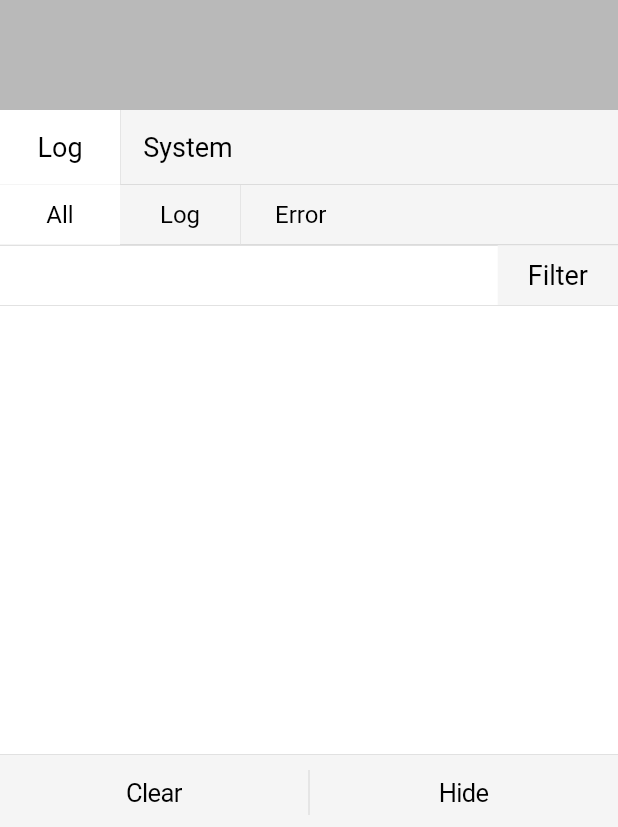
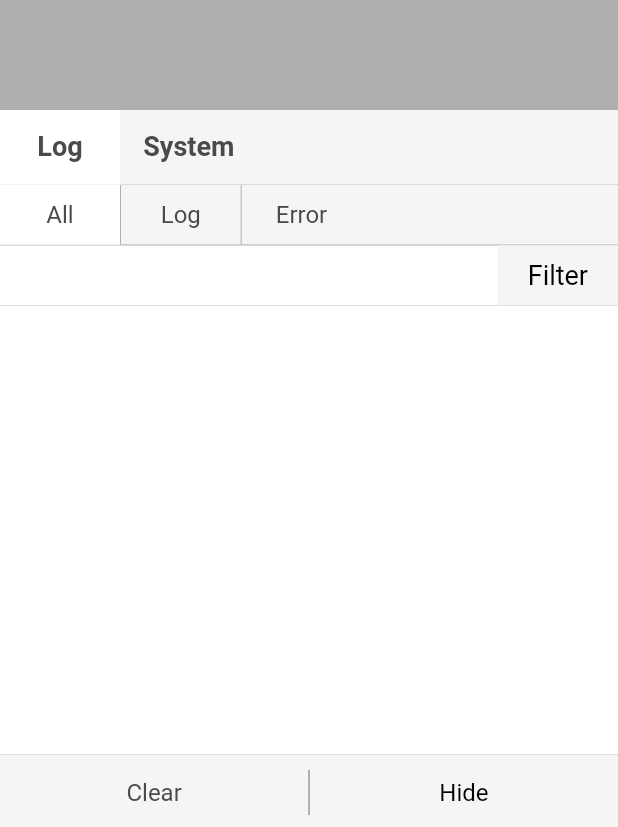
Before and after one commit to fluttercandies/fconsole, a Flutter app: the ConsolePanel widget shown alone on an empty page, opened directly with empty values, on a phone screen of 412 x 824 dp. Shown: the part 406-1233 px from the top of the screen. Run offline on Flutter 3.47's test engine with Material 2 defaults, Android fonts, the phone set to English and light mode, and no system bars; drawn by our look-alikes of oktoast; our stand-ins replace device_info, sensors.

Commit message:
[0.0.2]🌼Style: 规范了代码格式，统一了颜色和文字样式

```diff
--- a/example/lib/main.dart
+++ b/example/lib/main.dart
@@ -47,7 +47,7 @@ class _MyAppState extends State<MyApp> {
 //                    );
 //                  }));
                   FConsole.log("asdadasd");
-                  showToast("1213123");
+                  // showToast("1213123");
                 },
                 child: Center(
                   child: Text('Running on: $_platformVersion\n'),
--- a/lib/src/core/fconsole.dart
+++ b/lib/src/core/fconsole.dart
@@ -79,16 +79,17 @@ class FConsole {
     }
   }
 
-  List<Log> logs(int currentLogIndex) {
-    if (currentLogIndex == 0) {
+  List<Log> logs(int logType) {
+    if (logType == 0) {
       return allLog;
     }
-    if (currentLogIndex == 1) {
+    if (logType == 1) {
       return verboselog;
     }
-    if (currentLogIndex == 2) {
+    if (logType == 2) {
       return errorLog;
     }
+    return null;
   }
 
   static error(dynamic error) {
--- /dev/null
+++ b/lib/src/style/color.dart
@@ -0,0 +1,22 @@
+import 'dart:ui';
+
+import 'package:flutter/material.dart';
+
+class ColorPlate {
+  // 基础色
+  static const Color white = Colors.white;
+  static const Color black = Colors.black;
+  static const Color clear = const Color(0);
+  // 层次灰色
+  static const Color darkGray = const Color(0xff4A4A4A);
+  static const Color gray = const Color(0xff9B9B9B);
+  static const Color lightGray = const Color(0xfff5f5f4);
+  //
+  // 专属色
+  //
+  static const Color mainGold = const Color(0xff86736A);
+  static const Color red = const Color(0xffF24C61);
+  static const Color blue = const Color(0xff4A90E2);
+  static const Color green = const Color(0xff37C628);
+  static const Color orange = const Color(0xFFFF9800);
+}
--- /dev/null
+++ b/lib/src/style/size.dart
@@ -0,0 +1,7 @@
+class SysSize {
+  static const double huge = 24;
+  static const double big = 18;
+  static const double normal = 16;
+  static const double small = 14;
+  static const double tiny = 12;
+}
--- /dev/null
+++ b/lib/src/style/text.dart
@@ -0,0 +1,111 @@
+import 'color.dart';
+import 'size.dart';
+import 'package:flutter/material.dart';
+
+class StandardTextStyle {
+  static const TextStyle big = TextStyle(
+    fontWeight: FontWeight.w600,
+    fontSize: SysSize.big,
+    color: ColorPlate.darkGray,
+    height: 1.2,
+    inherit: true,
+  );
+  static const TextStyle normalW = TextStyle(
+    fontWeight: FontWeight.w600,
+    fontSize: SysSize.normal,
+    color: ColorPlate.darkGray,
+    height: 1.2,
+    inherit: true,
+  );
+  static const TextStyle normal = TextStyle(
+    fontWeight: FontWeight.normal,
+    fontSize: SysSize.normal,
+    color: ColorPlate.darkGray,
+    height: 1.2,
+    inherit: true,
+  );
+  static const TextStyle small = TextStyle(
+    fontWeight: FontWeight.normal,
+    fontSize: SysSize.small,
+    color: ColorPlate.gray,
+    height: 1.4,
+    inherit: true,
+  );
+}
+
+class StText extends StatelessWidget {
+  final String text;
+  final TextStyle style;
+  final TextStyle defaultStyle;
+  final bool enableOffset;
+  final int maxLines;
+
+  const StText({
+    Key key,
+    this.text,
+    this.style,
+    this.defaultStyle,
+    this.enableOffset: false,
+    this.maxLines,
+  }) : super(key: key);
+
+  const StText.small(
+    String text, {
+    Key key,
+    TextStyle style,
+    bool enableOffset,
+    int maxLines,
+  }) : this(
+          key: key,
+          text: text,
+          style: style,
+          defaultStyle: StandardTextStyle.small,
+          enableOffset: enableOffset,
+          maxLines: maxLines,
+        );
+
+  const StText.normal(
+    String text, {
+    Key key,
+    TextStyle style,
+    bool enableOffset,
+    int maxLines,
+  }) : this(
+          key: key,
+          text: text,
+          style: style,
+          defaultStyle: StandardTextStyle.normal,
+          enableOffset: enableOffset,
+          maxLines: maxLines,
+        );
+
+  const StText.big(
+    String text, {
+    Key key,
+    TextStyle style,
+    bool enableOffset,
+    int maxLines,
+  }) : this(
+          key: key,
+          text: text,
+          style: style,
+          defaultStyle: StandardTextStyle.big,
+          enableOffset: enableOffset,
+          maxLines: maxLines,
+        );
+
+  @override
+  Widget build(BuildContext context) {
+    var finalText = text;
+    return Container(
+      child: DefaultTextStyle(
+        style: defaultStyle,
+        child: Text(
+          finalText,
+          maxLines: maxLines ?? 5,
+          style: style,
+        ),
+      ),
+    );
+  }
+}
--- a/lib/src/widget/console.dart
+++ b/lib/src/widget/console.dart
@@ -3,6 +3,8 @@ import 'dart:io';
 import 'dart:ui';
 import 'package:fconsole/src/core/fconsole.dart';
 import 'package:fconsole/src/core/log.dart';
+import 'package:fconsole/src/style/color.dart';
+import 'package:fconsole/src/style/text.dart';
 import 'package:flutter/cupertino.dart';
 import 'package:flutter/material.dart';
 import 'package:device_info/device_info.dart';
@@ -122,8 +124,8 @@ class _ConsoleWidgetState extends State<ConsoleWidget> {
         data: MediaQueryData.fromWindow(window).removePadding(removeTop: true),
         child: Material(
           child: OKToast(
-            textPadding: EdgeInsets.symmetric(horizontal: 20, vertical: 10),
-            textStyle: TextStyle(fontSize: 16, color: Colors.white),
+            radius: 4,
+            backgroundColor: ColorPlate.black.withOpacity(0.6),
             child: _ConsoleTheme(
               consoleBtn: widget.consoleBtn,
               consolePosition: widget.consolePosition,
--- a/lib/src/widget/console_container.dart
+++ b/lib/src/widget/console_container.dart
@@ -7,11 +7,7 @@ Widget _consoleBtn() {
       borderRadius: BorderRadius.circular(3),
       color: Colors.green,
     ),
-    child: Text(
-      "Console",
-      style: TextStyle(
-          color: Colors.white, fontSize: 16, decoration: TextDecoration.none),
-    ),
+    child: StText.normal('Console'),
   );
 }
 
--- a/lib/src/widget/console_panel.dart
+++ b/lib/src/widget/console_panel.dart
@@ -14,8 +14,111 @@ class _ConsolePanelState extends State<ConsolePanel> {
 
   @override
   Widget build(BuildContext context) {
+    var topOpViews = Container(
+      height: 50,
+      decoration: BoxDecoration(
+        color: ColorPlate.lightGray,
+        border: Border(
+          bottom: BorderSide(color: ColorPlate.gray, width: 0.2),
+        ),
+      ),
+      child: Row(
+        crossAxisAlignment: CrossAxisAlignment.center,
+        children: <Widget>[
+          Container(
+            width: 80,
+            color: currentIndex == 0 ? ColorPlate.white : ColorPlate.clear,
+            padding: EdgeInsets.symmetric(horizontal: 15),
+            child: GestureDetector(
+              onTap: () {
+                if (currentIndex != 0) {
+                  currentIndex = 0;
+                  setState(() {});
+                }
+              },
+              behavior: HitTestBehavior.translucent,
+              child: Center(
+                child: StText.big('Log'),
+              ),
+            ),
+          ),
+          Container(
+            width: 0.5,
+            height: double.infinity,
+            color: ColorPlate.lightGray,
+          ),
+          Container(
+            color: currentIndex == 1 ? ColorPlate.white : ColorPlate.clear,
+            padding: EdgeInsets.symmetric(horizontal: 15),
+            child: GestureDetector(
+              onTap: () {
+                if (currentIndex != 1) {
+                  currentIndex = 1;
+                  setState(() {});
+                }
+              },
+              behavior: HitTestBehavior.translucent,
+              child: Center(
+                child: StText.big("System"),
+              ),
+            ),
+          ),
+        ],
+      ),
+    );
+    var bottomOpViews = Container(
+      width: double.infinity,
+      padding: EdgeInsets.only(
+          bottom: MediaQueryData.fromWindow(window).padding.bottom),
+      decoration: BoxDecoration(
+        color: ColorPlate.lightGray,
+        border: Border(
+          top: BorderSide(color: ColorPlate.gray, width: 0.2),
+        ),
+      ),
+      child: Container(
+        height: 50,
+        child: Row(
+          crossAxisAlignment: CrossAxisAlignment.center,
+          children: <Widget>[
+            Expanded(
+              child: CupertinoButton(
+                padding: EdgeInsets.zero,
+                onPressed: () {
+                  if (currentIndex == 0) {
+                    FConsole.instance.clear();
+                  }
+                },
+                child: Center(
+                  child: StText.normal("Clear"),
+                ),
+              ),
+            ),
+            Container(
+              width: 1,
+              height: 30,
+              color: ColorPlate.gray,
+            ),
+            Expanded(
+              child: CupertinoButton(
+                onPressed: () {
+                  widget.onHideTap?.call();
+                },
+                padding: EdgeInsets.zero,
+                child: Center(
+                  child: StText.normal(
+                    "Hide",
+                    style: TextStyle(color: ColorPlate.black),
+                  ),
+                ),
+              ),
+            ),
+          ],
+        ),
+      ),
+    );
     return Material(
-      color: Colors.black26,
+      color: ColorPlate.black.withOpacity(0.3),
       child: GestureDetector(
         onTap: () {
           FocusScope.of(context).requestFocus(FocusNode());
@@ -32,19 +135,22 @@ class _ConsolePanelState extends State<ConsolePanel> {
             )),
             Container(
               alignment: Alignment.bottomCenter,
-              color: Colors.white,
+              color: ColorPlate.white,
               width: double.infinity,
               height: MediaQueryData.fromWindow(window).size.height * 0.8,
               child: Column(
                 children: <Widget>[
-                  topOpViews(),
+                  topOpViews,
                   Expanded(
                     child: IndexedStack(
                       index: currentIndex,
-                      children: <Widget>[LogInfoPannel(), SystemInfoPannel()],
+                      children: <Widget>[
+                        LogInfoPannel(),
+                        SystemInfoPannel(),
+                      ],
                     ),
                   ),
-                  bottomOpViews()
+                  bottomOpViews
                 ],
               ),
             ),
@@ -54,108 +160,8 @@ class _ConsolePanelState extends State<ConsolePanel> {
     );
   }
 
-  Widget topOpViews() {
-    return Container(
-      height: 50,
-      decoration: BoxDecoration(color: Colors.grey[100], border: Border(bottom: BorderSide(color: Colors.grey, width: 0.2))),
-      child: Row(
-        crossAxisAlignment: CrossAxisAlignment.center,
-        children: <Widget>[
-          Container(
-            width: 80,
-            color: currentIndex == 0 ? Colors.white : Colors.transparent,
-            padding: EdgeInsets.symmetric(horizontal: 15),
-            child: GestureDetector(
-              onTap: () {
-                if (currentIndex != 0) {
-                  currentIndex = 0;
-                  setState(() {});
-                }
-              },
-              behavior: HitTestBehavior.translucent,
-              child: Center(
-                child: Text("Log", style: TextStyle(color: Colors.black, fontSize: 18)),
-              ),
-            ),
-          ),
-          Container(
-            width: 0.5,
-            height: double.infinity,
-            color: Colors.grey[300],
-          ),
-          Container(
-            color: currentIndex == 1 ? Colors.white : Colors.transparent,
-            padding: EdgeInsets.symmetric(horizontal: 15),
-            child: GestureDetector(
-              onTap: () {
-                if (currentIndex != 1) {
-                  currentIndex = 1;
-                  setState(() {});
-                }
-              },
-              behavior: HitTestBehavior.translucent,
-              child: Center(
-                child: Text(
-                  "System",
-                  style: TextStyle(color: Colors.black, fontSize: 18),
-                ),
-              ),
-            ),
-          ),
-        ],
-      ),
-    );
-  }
-
-  Widget bottomOpViews() {
-    return Container(
-      width: double.infinity,
-      padding: EdgeInsets.only(bottom: MediaQueryData.fromWindow(window).padding.bottom),
-      decoration: BoxDecoration(color: Colors.grey[100], border: Border(top: BorderSide(color: Colors.grey, width: 0.2))),
-      child: Container(
-        height: 50,
-        child: Row(
-          crossAxisAlignment: CrossAxisAlignment.center,
-          children: <Widget>[
-            Expanded(
-              child: CupertinoButton(
-                padding: EdgeInsets.zero,
-                onPressed: () {
-                  if (currentIndex == 0) {
-                    FConsole.instance.clear();
-                  }
-                },
-                child: Center(
-                  child: Text("Clear", style: TextStyle(color: Colors.black)),
-                ),
-              ),
-            ),
-            Container(
-              width: 1,
-              height: 30,
-              color: Colors.grey[300],
-            ),
-            Expanded(
-              child: CupertinoButton(
-                onPressed: () {
-                  widget.onHideTap?.call();
-                },
-                padding: EdgeInsets.zero,
-                child: Center(
-                  child: Text(
-                    "Hide",
-                    style: TextStyle(color: Colors.black),
-                  ),
-                ),
-              ),
-            ),
-          ],
-        ),
-      ),
-    );
-  }
-
-  get isDark => MediaQueryData.fromWindow(window).platformBrightness == Brightness.dark;
+  get isDark =>
+      MediaQueryData.fromWindow(window).platformBrightness == Brightness.dark;
 }
 
 class LogInfoPannel extends StatefulWidget {
@@ -163,7 +169,8 @@ class LogInfoPannel extends StatefulWidget {
   _LogInfoPannelState createState() => _LogInfoPannelState();
 }
 
-class _LogInfoPannelState extends State<LogInfoPannel> with SingleTickerProviderStateMixin {
+class _LogInfoPannelState extends State<LogInfoPannel>
+    with SingleTickerProviderStateMixin {
   int _currentTabIndex = 0;
 
   int get currentIndex => _currentTabIndex; //0 all 1 log 2 error
@@ -183,16 +190,22 @@ class _LogInfoPannelState extends State<LogInfoPannel> with SingleTickerProvider
     super.dispose();
   }
 
-  Widget tabbar() {
-    return Container(
+  @override
+  Widget build(BuildContext context) {
+    var tabbar = Container(
       height: 40,
-      decoration: BoxDecoration(color: Colors.grey[100], border: Border(bottom: BorderSide(color: Colors.grey, width: 0.2))),
+      decoration: BoxDecoration(
+        color: ColorPlate.lightGray,
+        border: Border(
+          bottom: BorderSide(color: ColorPlate.gray, width: 0.2),
+        ),
+      ),
       child: Row(
         crossAxisAlignment: CrossAxisAlignment.center,
         children: <Widget>[
           Container(
             width: 80,
-            color: currentIndex == 0 ? Colors.white : Colors.transparent,
+            color: currentIndex == 0 ? ColorPlate.white : ColorPlate.clear,
             padding: EdgeInsets.symmetric(horizontal: 20),
             child: GestureDetector(
               onTap: () {
@@ -203,13 +216,18 @@ class _LogInfoPannelState extends State<LogInfoPannel> with SingleTickerProvider
               },
               behavior: HitTestBehavior.translucent,
               child: Center(
-                child: Text("All", style: TextStyle(color: Colors.black, fontSize: 16)),
+                child: StText.normal("All"),
               ),
             ),
           ),
           Container(
+            width: 0.5,
+            height: double.infinity,
+            color: ColorPlate.gray,
+          ),
+          Container(
             width: 80,
-            color: currentIndex == 1 ? Colors.white : Colors.transparent,
+            color: currentIndex == 1 ? ColorPlate.white : ColorPlate.clear,
             padding: EdgeInsets.symmetric(horizontal: 20),
             child: GestureDetector(
               onTap: () {
@@ -220,18 +238,18 @@ class _LogInfoPannelState extends State<LogInfoPannel> with SingleTickerProvider
               },
               behavior: HitTestBehavior.translucent,
               child: Center(
-                child: Text("Log", style: TextStyle(color: Colors.black, fontSize: 16)),
+                child: StText.normal("Log"),
               ),
             ),
           ),
           Container(
             width: 0.5,
             height: double.infinity,
-            color: Colors.grey[300],
+            color: ColorPlate.gray,
           ),
           Container(
             width: 80,
-            color: currentIndex == 2 ? Colors.white : Colors.transparent,
+            color: currentIndex == 2 ? ColorPlate.white : ColorPlate.clear,
             padding: EdgeInsets.symmetric(horizontal: 20),
             child: GestureDetector(
               onTap: () {
@@ -242,23 +260,25 @@ class _LogInfoPannelState extends State<LogInfoPannel> with SingleTickerProvider
               },
               behavior: HitTestBehavior.translucent,
               child: Center(
-                child: Text(
-                  "Error",
-                  style: TextStyle(color: Colors.black, fontSize: 16),
-                ),
+                child: StText.normal("Error"),
               ),
             ),
           ),
         ],
       ),
     );
-  }
-
-  @override
-  Widget build(BuildContext context) {
     return Column(
       children: <Widget>[
-        Container(width: double.infinity, decoration: BoxDecoration(color: Colors.grey[100], border: Border(bottom: BorderSide(color: Colors.grey, width: 0.2))), child: tabbar()),
+        Container(
+          width: double.infinity,
+          decoration: BoxDecoration(
+            color: ColorPlate.gray,
+            border: Border(
+              bottom: BorderSide(color: ColorPlate.gray, width: 0.2),
+            ),
+          ),
+          child: tabbar,
+        ),
         Expanded(
           child: IndexedStack(
             children: [_LogListView(0), _LogListView(1), _LogListView(2)],
@@ -300,20 +320,32 @@ class __LogListViewState extends State<_LogListView> with ConsoleLogListener {
               children: <Widget>[
                 GestureDetector(
                   onLongPress: () {
-                    Clipboard.setData(ClipboardData(text: newlogs[index].toString()));
+                    Clipboard.setData(
+                      ClipboardData(
+                        text: newlogs[index].toString(),
+                      ),
+                    );
                     showToast("Copy Success");
                   },
                   child: Container(
                     width: double.infinity,
-                    padding: const EdgeInsets.symmetric(horizontal: 20, vertical: 12),
+                    padding: const EdgeInsets.symmetric(
+                        horizontal: 20, vertical: 12),
                     child: Row(
                       crossAxisAlignment: CrossAxisAlignment.start,
                       children: <Widget>[
-                        if (FConsole.instance.options.showTime) Text(time(newlogs[index]) + " : ", style: TextStyle(fontWeight: FontWeight.bold, color: Colors.black54, fontSize: 16)),
+                        if (FConsole.instance.options.showTime)
+                          StText.normal(
+                            time(newlogs[index]) + " : ",
+                          ),
                         Expanded(
-                          child: Text(
+                          child: StText.normal(
                             newlogs[index].toString(),
-                            style: TextStyle(fontWeight: FontWeight.bold, color: currentIndex == 2 ? Colors.red : Colors.black54, fontSize: 16),
+                            style: TextStyle(
+                              color: currentIndex == 2
+                                  ? ColorPlate.red
+                                  : ColorPlate.darkGray,
+                            ),
                           ),
                         ),
                       ],
@@ -345,7 +377,9 @@ class __LogListViewState extends State<_LogListView> with ConsoleLogListener {
 
   String time(Log log) {
     if (FConsole.instance.options.showTime) {
-      return DateFormat(FConsole.instance.options.timeFormat).format(log.dateTime) ?? "";
+      return DateFormat(FConsole.instance.options.timeFormat)
+              .format(log.dateTime) ??
+          "";
     }
     return "";
   }
@@ -366,7 +400,9 @@ class __LogListViewState extends State<_LogListView> with ConsoleLogListener {
   Widget filterView() {
     return Container(
       height: 40,
-      decoration: BoxDecoration(border: Border(bottom: BorderSide(color: Colors.grey, width: 0.2))),
+      decoration: BoxDecoration(
+          border:
+              Border(bottom: BorderSide(color: ColorPlate.gray, width: 0.2))),
       child: Row(
         children: <Widget>[
           Expanded(
@@ -374,7 +410,7 @@ class __LogListViewState extends State<_LogListView> with ConsoleLogListener {
               toolbarOptions: ToolbarOptions(),
               controller: _filterTEC,
               clearButtonMode: OverlayVisibilityMode.editing,
-              style: TextStyle(color: Colors.black, fontSize: 16),
+              style: TextStyle(color: ColorPlate.black, fontSize: 16),
               decoration: BoxDecoration(),
             ),
           ),
@@ -385,12 +421,12 @@ class __LogListViewState extends State<_LogListView> with ConsoleLogListener {
             behavior: HitTestBehavior.translucent,
             child: Container(
               height: double.infinity,
-              color: Colors.grey[100],
+              color: ColorPlate.lightGray,
               padding: EdgeInsets.symmetric(horizontal: 20),
               child: Center(
                 child: Text(
                   "Filter",
-                  style: TextStyle(color: Colors.black, fontSize: 18),
+                  style: TextStyle(color: ColorPlate.black, fontSize: 18),
                 ),
               ),
             ),
@@ -436,12 +472,12 @@ class _SystemInfoPannelState extends State<SystemInfoPannel> {
         _deviceData = _readIosDeviceInfo(await deviceInfoPlugin.iosInfo);
       }
     } on PlatformException {
-      _deviceData = <String, dynamic>{'Error:': 'Failed to get platform version.'};
+      _deviceData = <String, dynamic>{
+        'Error:': 'Failed to get platform version.'
+      };
     }
-    if(mounted){
-      setState(() {
-
-      });
+    if (mounted) {
+      setState(() {});
     }
   }
 
@@ -504,11 +540,12 @@ class _SystemInfoPannelState extends State<SystemInfoPannel> {
             Row(
               children: <Widget>[
                 Container(
-                  padding: const EdgeInsets.symmetric(horizontal: 20, vertical: 18),
+                  padding:
+                      const EdgeInsets.symmetric(horizontal: 20, vertical: 18),
                   child: Text(
                     property,
                     style: const TextStyle(
-                      color: Colors.black54,
+                      color: ColorPlate.darkGray,
                       fontWeight: FontWeight.bold,
                     ),
                   ),
```
Also changed, not shown: example/pubspec.lock, pubspec.lock.
